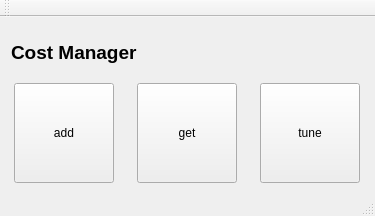
kirilproger/QtPractice, file CostManager/mainwindow.ui: the form before one commit.
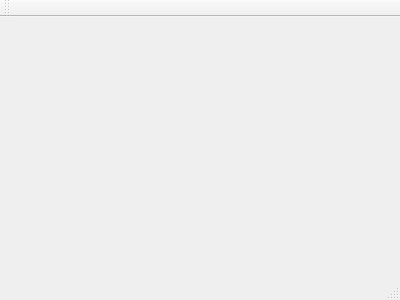
The form after the commit.

The edit to the form file:
```diff
--- a/CostManager/mainwindow.ui
+++ b/CostManager/mainwindow.ui
@@ -1,127 +1,25 @@
 <?xml version="1.0" encoding="UTF-8"?>
 <ui version="4.0">
  <class>MainWindow</class>
- <widget class="QMainWindow" name="MainWindow">
-  <property name="geometry">
+ <widget class="QMainWindow" name="MainWindow" >
+  <property name="geometry" >
    <rect>
     <x>0</x>
     <y>0</y>
-    <width>375</width>
-    <height>216</height>
+    <width>400</width>
+    <height>300</height>
    </rect>
   </property>
   <property name="windowTitle">
    <string>CostManager 1.0</string>
   </property>
-  <widget class="QWidget" name="centralWidget">
-   <layout class="QVBoxLayout" name="verticalLayout">
-    <item>
-     <widget class="QLabel" name="label">
-      <property name="font">
-       <font>
-        <pointsize>14</pointsize>
-        <weight>75</weight>
-        <bold>true</bold>
-       </font>
-      </property>
-      <property name="text">
-       <string>Cost Manager</string>
-      </property>
-     </widget>
-    </item>
-    <item>
-     <layout class="QHBoxLayout" name="horizontalLayout">
-      <property name="spacing">
-       <number>20</number>
-      </property>
-      <property name="leftMargin">
-       <number>0</number>
-      </property>
-      <item>
-       <widget class="QToolButton" name="addButton">
-        <property name="enabled">
-         <bool>true</bool>
-        </property>
-        <property name="minimumSize">
-         <size>
-          <width>100</width>
-          <height>100</height>
-         </size>
-        </property>
-        <property name="text">
-         <string>add</string>
-        </property>
-        <property name="iconSize">
-         <size>
-          <width>100</width>
-          <height>100</height>
-         </size>
-        </property>
-       </widget>
-      </item>
-      <item>
-       <widget class="QToolButton" name="getButton">
-        <property name="minimumSize">
-         <size>
-          <width>100</width>
-          <height>100</height>
-         </size>
-        </property>
-        <property name="text">
-         <string>get</string>
-        </property>
-        <property name="iconSize">
-         <size>
-          <width>100</width>
-          <height>100</height>
-         </size>
-        </property>
-       </widget>
-      </item>
-      <item>
-       <widget class="QToolButton" name="tuneButton">
-        <property name="minimumSize">
-         <size>
-          <width>100</width>
-          <height>100</height>
-         </size>
-        </property>
-        <property name="text">
-         <string>tune</string>
-        </property>
-        <property name="iconSize">
-         <size>
-          <width>100</width>
-          <height>100</height>
-         </size>
-        </property>
-       </widget>
-      </item>
-     </layout>
-    </item>
-   </layout>
-  </widget>
-  <widget class="QMenuBar" name="menuBar">
-   <property name="geometry">
-    <rect>
-     <x>0</x>
-     <y>0</y>
-     <width>375</width>
-     <height>21</height>
-    </rect>
-   </property>
-  </widget>
-  <widget class="QToolBar" name="mainToolBar">
-   <attribute name="toolBarArea">
-    <enum>TopToolBarArea</enum>
-   </attribute>
-   <attribute name="toolBarBreak">
-    <bool>false</bool>
-   </attribute>
-  </widget>
-  <widget class="QStatusBar" name="statusBar"/>
+  <widget class="QMenuBar" name="menuBar" />
+  <widget class="QToolBar" name="mainToolBar" />
+  <widget class="QWidget" name="centralWidget" />
+  <widget class="QStatusBar" name="statusBar" />
  </widget>
- <layoutdefault spacing="6" margin="11"/>
+ <layoutDefault spacing="6" margin="11" />
+ <pixmapfunction></pixmapfunction>
  <resources/>
  <connections/>
 </ui>
```
Left out of the diff: 5 changed lines with no effect on the pictures.
